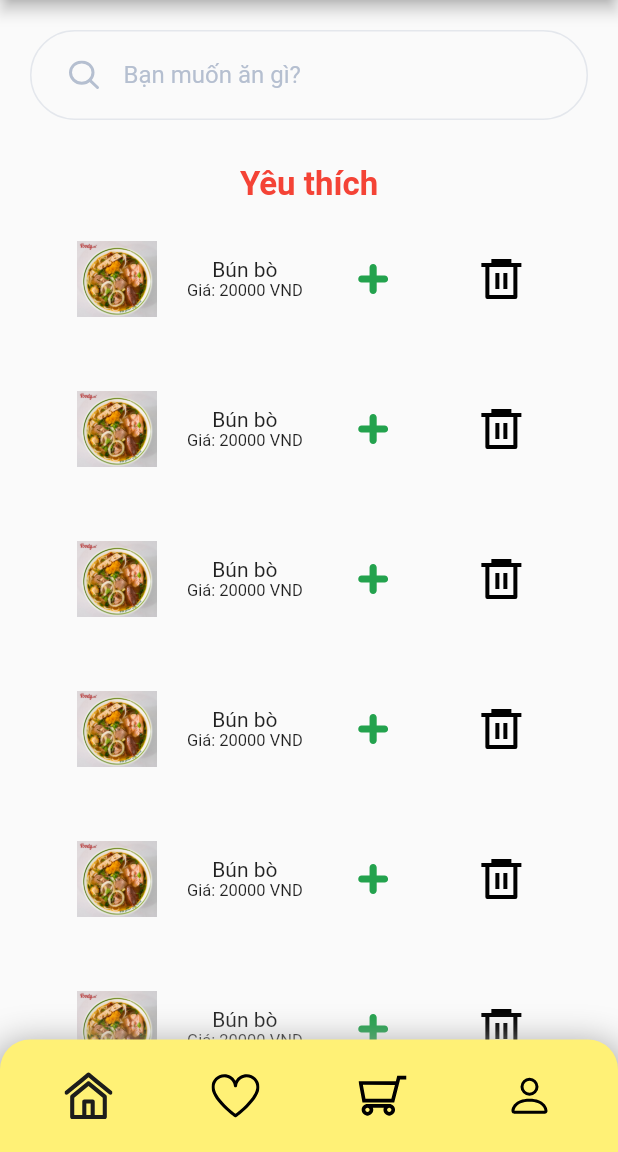
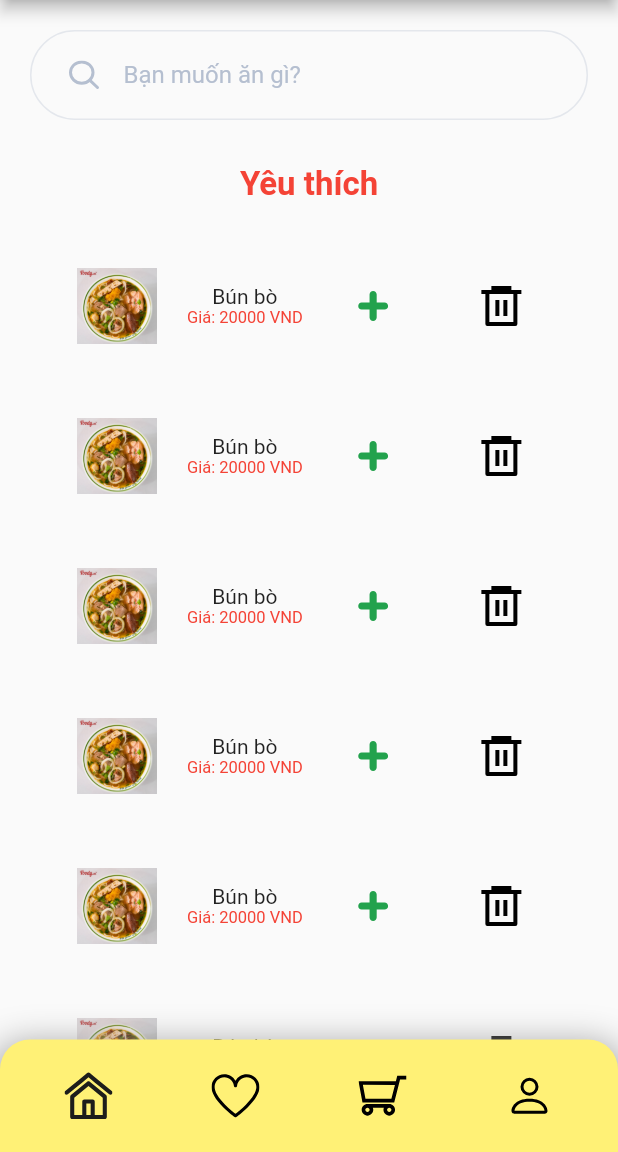
Before and after one commit to NguyenTanDung2001/LTDD, a Flutter app: the HomeScreen screen opened by its route, item 2 of the bottom bar chosen, on a phone screen of 412 x 824 dp, the part 84-1236 px from its top. Run offline on Flutter 3.47's test engine with Material 2 defaults, Android fonts, the light colour scheme and no system bars; our stand-ins replace flutter_svg; missing offline and left inert: count_stepper.

Commit message:
thay doi

```diff
--- a/lib/yeuthich/sanphamyeuthich.dart
+++ b/lib/yeuthich/sanphamyeuthich.dart
@@ -16,7 +16,10 @@ class DachSachMonAnYeuThich extends StatelessWidget {
           ),
           Text(
             'Giá: 20000 VND',
-            style: TextStyle(fontSize: 11),
+            style: TextStyle(
+              fontSize: 11,
+              color: Colors.red,
+            ),
           ),
         ],
       ),
--- a/lib/yeuthich/yeuthich.dart
+++ b/lib/yeuthich/yeuthich.dart
@@ -32,6 +32,7 @@ class MonAnYeuThich extends StatelessWidget {
                 fontWeight: FontWeight.bold,
               ),
             ),
+            SizedBox(height: 18),
             const DachSachMonAnYeuThich(),
             const DachSachMonAnYeuThich(),
             const DachSachMonAnYeuThich(),
```
